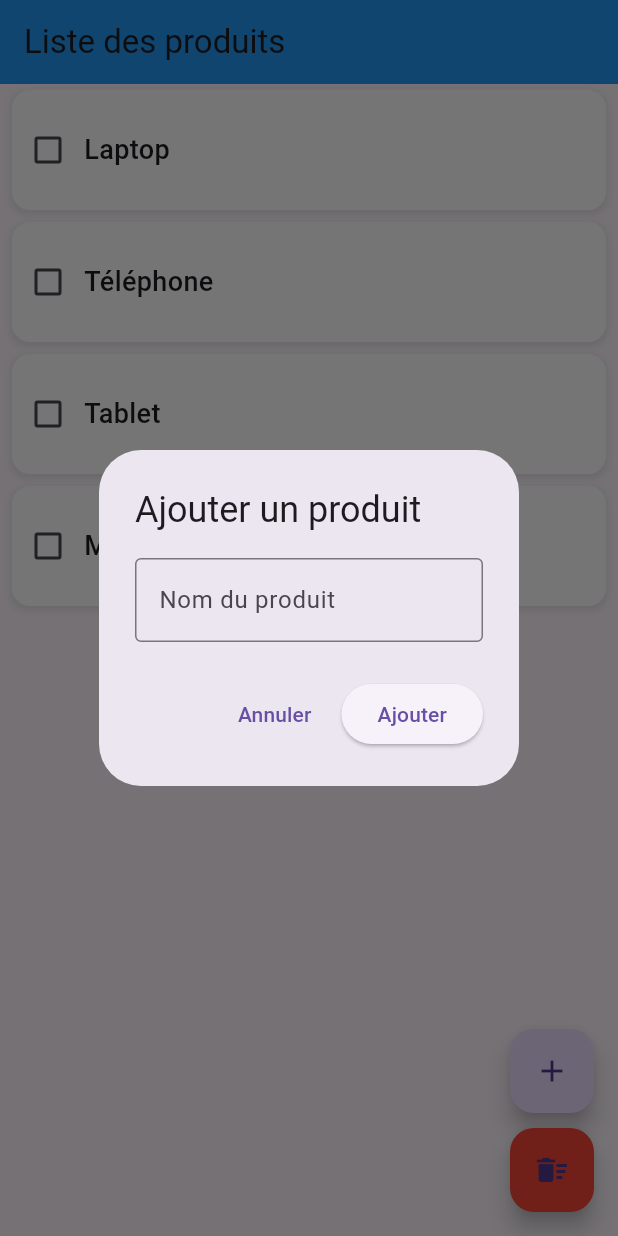
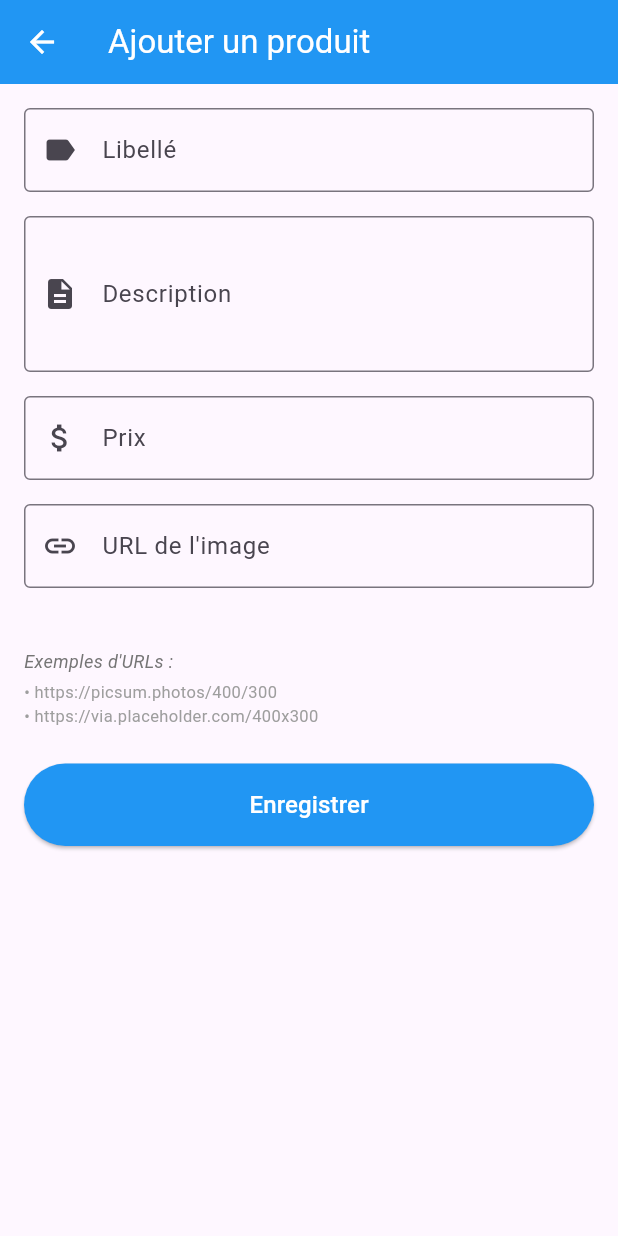
Before and after one commit to Ayoubbouhdary/produitsapp, a Flutter app: the screen it shows after launch, after a tap on the "add" icon, on a phone screen of 412 x 824 dp. Run offline on Flutter 3.47's test engine with Material 3 defaults, Android fonts, the phone set to English and light mode, and no system bars; drawn by our look-alikes of flutter_slidable.

Commit message:
Atelier 2: Ajout classe Produit, formulaire complet, images et détails

```diff
--- /dev/null
+++ b/lib/add_produit_form.dart
@@ -0,0 +1,215 @@
+import 'package:flutter/material.dart';
+import 'model/produit.dart';
+
+class AddProduitForm extends StatefulWidget {
+  final Function(Produit) onSave;
+
+  const AddProduitForm({super.key, required this.onSave});
+
+  @override
+  State<AddProduitForm> createState() => _AddProduitFormState();
+}
+
+class _AddProduitFormState extends State<AddProduitForm> {
+  final _formKey = GlobalKey<FormState>();
+  final Produit _produit = Produit.empty();
+  final TextEditingController _imageUrlController = TextEditingController();
+
+  void _saveProduit() {
+    if (_formKey.currentState!.validate()) {
+      _formKey.currentState!.save();
+      _produit.photo = _imageUrlController.text;
+      widget.onSave(_produit);
+      Navigator.of(context).pop();
+    }
+  }
+
+  @override
+  Widget build(BuildContext context) {
+    return Scaffold(
+      appBar: AppBar(
+        title: const Text(
+          'Ajouter un produit',
+          style: TextStyle(color: Colors.white),
+        ),
+        backgroundColor: Colors.blue,
+        iconTheme: const IconThemeData(color: Colors.white),
+      ),
+      body: Padding(
+        padding: const EdgeInsets.all(16.0),
+        child: Form(
+          key: _formKey,
+          child: ListView(
+            children: [
+              // Champ Libellé
+              TextFormField(
+                decoration: const InputDecoration(
+                  labelText: 'Libellé',
+                  border: OutlineInputBorder(),
+                  prefixIcon: Icon(Icons.label),
+                ),
+                validator: (value) {
+                  if (value == null || value.isEmpty) {
+                    return 'Veuillez entrer un libellé';
+                  }
+                  return null;
+                },
+                onSaved: (value) {
+                  _produit.libelle = value!;
+                },
+              ),
+              const SizedBox(height: 16),
+
+              // Champ Description
+              TextFormField(
+                decoration: const InputDecoration(
+                  labelText: 'Description',
+                  border: OutlineInputBorder(),
+                  prefixIcon: Icon(Icons.description),
+                ),
+                maxLines: 3,
+                validator: (value) {
+                  if (value == null || value.isEmpty) {
+                    return 'Veuillez entrer une description';
+                  }
+                  return null;
+                },
+                onSaved: (value) {
+                  _produit.description = value!;
+                },
+              ),
+              const SizedBox(height: 16),
+
+              // Champ Prix
+              TextFormField(
+                decoration: const InputDecoration(
+                  labelText: 'Prix',
+                  border: OutlineInputBorder(),
+                  prefixIcon: Icon(Icons.attach_money),
+                  suffixText: 'DH',
+                ),
+                keyboardType: TextInputType.number,
+                validator: (value) {
+                  if (value == null || value.isEmpty) {
+                    return 'Veuillez entrer un prix';
+                  }
+                  if (double.tryParse(value) == null) {
+                    return 'Veuillez entrer un nombre valide';
+                  }
+                  return null;
+                },
+                onSaved: (value) {
+                  _produit.prix = double.parse(value!);
+                },
+              ),
+              const SizedBox(height: 16),
+
+              // URL de l'image
+              TextFormField(
+                controller: _imageUrlController,
+                decoration: const InputDecoration(
+                  labelText: 'URL de l\'image',
+                  border: OutlineInputBorder(),
+                  prefixIcon: Icon(Icons.link),
+                  hintText: 'https://exemple.com/image.jpg',
+                ),
+                validator: (value) {
+                  if (value == null || value.isEmpty) {
+                    return 'Veuillez entrer une URL d\'image';
+                  }
+                  return null;
+                },
+                onChanged: (value) {
+                  setState(() {}); // Refresh pour l'aperçu
+                },
+              ),
+              const SizedBox(height: 16),
+
+              // Aperçu de l'image
+              if (_imageUrlController.text.isNotEmpty)
+                Container(
+                  height: 200,
+                  decoration: BoxDecoration(
+                    border: Border.all(color: Colors.grey),
+                    borderRadius: BorderRadius.circular(8),
+                  ),
+                  child: ClipRRect(
+                    borderRadius: BorderRadius.circular(8),
+                    child: Image.network(
+                      _imageUrlController.text,
+                      fit: BoxFit.cover,
+                      errorBuilder: (context, error, stackTrace) {
+                        return Center(
+                          child: Column(
+                            mainAxisAlignment: MainAxisAlignment.center,
+                            children: [
+                              Icon(
+                                Icons.broken_image,
+                                size: 50,
+                                color: Colors.grey[400],
+                              ),
+                              const SizedBox(height: 8),
+                              Text(
+                                'URL invalide',
+                                style: TextStyle(color: Colors.grey[600]),
+                              ),
+                            ],
+                          ),
+                        );
+                      },
+                      loadingBuilder: (context, child, loadingProgress) {
+                        if (loadingProgress == null) return child;
+                        return const Center(
+                          child: CircularProgressIndicator(),
+                        );
+                      },
+                    ),
+                  ),
+                ),
+              const SizedBox(height: 24),
+
+              // Exemples d'URLs
+              Text(
+                'Exemples d\'URLs :',
+                style: TextStyle(
+                  fontSize: 12,
+                  color: Colors.grey[600],
+                  fontStyle: FontStyle.italic,
+                ),
+              ),
+              const SizedBox(height: 4),
+              Text(
+                '• https://picsum.photos/400/300\n'
+                '• https://via.placeholder.com/400x300',
+                style: TextStyle(
+                  fontSize: 11,
+                  color: Colors.grey[500],
+                ),
+              ),
+              const SizedBox(height: 24),
+
+              // Bouton Enregistrer
+              ElevatedButton(
+                onPressed: _saveProduit,
+                style: ElevatedButton.styleFrom(
+                  padding: const EdgeInsets.symmetric(vertical: 16),
+                  backgroundColor: Colors.blue,
+                ),
+                child: const Text(
+                  'Enregistrer',
+                  style: TextStyle(fontSize: 16, color: Colors.white),
+                ),
+              ),
+            ],
+          ),
+        ),
+      ),
+    );
+  }
+
+  @override
+  void dispose() {
+    _imageUrlController.dispose();
+    super.dispose();
+  }
+}
--- /dev/null
+++ b/lib/model/produit.dart
@@ -0,0 +1,20 @@
+class Produit {
+  String libelle;
+  String description;
+  double prix;
+  String photo;
+
+  Produit({
+    required this.libelle,
+    required this.description,
+    required this.prix,
+    required this.photo,
+  });
+
+  // Constructeur vide
+  Produit.empty()
+      : libelle = '',
+        description = '',
+        prix = 0.0,
+        photo = '';
+}
--- a/lib/produits_list.dart
+++ b/lib/produits_list.dart
@@ -1,6 +1,8 @@
 import 'package:flutter/material.dart';
 import 'produit_box.dart';
-import 'add_produit.dart';
+import 'add_produit_form.dart';
+import 'produit_details.dart';
+import 'model/produit.dart';
 
 class ProduitsList extends StatefulWidget {
   const ProduitsList({super.key});
@@ -10,9 +12,8 @@ class ProduitsList extends StatefulWidget {
 }
 
 class _ProduitsListState extends State<ProduitsList> {
-  List<String> produits = ["Laptop", "Téléphone", "Tablet", "Montre"];
-  List<bool> selected = [false, false, false, false];
-  final TextEditingController _controller = TextEditingController();
+  List<Produit> produits = [];
+  List<bool> selected = [];
 
   void changeSelection(bool? value, int index) {
     setState(() {
@@ -20,21 +21,20 @@ class _ProduitsListState extends State<ProduitsList> {
     });
   }
 
-  void addProduit() {
-    showDialog(
-      context: context,
-      builder: (BuildContext context) {
-        return AddProduit(controller: _controller);
-      },
-    ).then((_) {
-      if (_controller.text.isNotEmpty) {
+  void saveProduit(Produit produit) {
     setState(() {
-          produits.add(_controller.text);
+      produits.add(produit);
       selected.add(false);
-          _controller.clear();
     });
   }
-    });
+
+  void addProduit() {
+    Navigator.push(
+      context,
+      MaterialPageRoute(
+        builder: (context) => AddProduitForm(onSave: saveProduit),
+      ),
+    );
   }
 
   void delProduit(int index) {
@@ -55,38 +55,83 @@ class _ProduitsListState extends State<ProduitsList> {
     });
   }
 
+  void showProduitDetails(Produit produit) {
+    Navigator.push(
+      context,
+      MaterialPageRoute(
+        builder: (context) => ProduitDetails(produit: produit),
+      ),
+    );
+  }
+
   @override
   Widget build(BuildContext context) {
     return Scaffold(
       appBar: AppBar(
-        title: Text("Liste des produits"),
+        title: const Text(
+          'Liste des produits',
+          style: TextStyle(color: Colors.white),
+        ),
         backgroundColor: Colors.blue,
+        elevation: 0,
       ),
       floatingActionButton: Column(
         mainAxisAlignment: MainAxisAlignment.end,
         children: [
           FloatingActionButton(
             onPressed: addProduit,
-            child: Icon(Icons.add),
             heroTag: "add",
+            backgroundColor: Colors.blue,
+            child: const Icon(Icons.add, color: Colors.white),
           ),
-          SizedBox(height: 10),
+          const SizedBox(height: 10),
+          if (produits.isNotEmpty)
             FloatingActionButton(
               onPressed: deleteSelected,
-            child: Icon(Icons.delete_sweep),
+              heroTag: "delete",
               backgroundColor: Colors.red,
-            heroTag: "delete",
+              child: const Icon(Icons.delete_sweep, color: Colors.white),
             ),
         ],
       ),
-      body: ListView.builder(
+      body: produits.isEmpty
+          ? Center(
+              child: Column(
+                mainAxisAlignment: MainAxisAlignment.center,
+                children: [
+                  Icon(
+                    Icons.shopping_bag_outlined,
+                    size: 100,
+                    color: Colors.grey[300],
+                  ),
+                  const SizedBox(height: 16),
+                  Text(
+                    'Aucun produit',
+                    style: TextStyle(
+                      fontSize: 20,
+                      color: Colors.grey[600],
+                    ),
+                  ),
+                  const SizedBox(height: 8),
+                  Text(
+                    'Appuyez sur + pour ajouter un produit',
+                    style: TextStyle(
+                      fontSize: 14,
+                      color: Colors.grey[500],
+                    ),
+                  ),
+                ],
+              ),
+            )
+          : ListView.builder(
               itemCount: produits.length,
               itemBuilder: (context, index) {
                 return ProduitBox(
-            nomProduit: produits[index],
+                  produit: produits[index],
                   selProduit: selected[index],
                   onChanged: (value) => changeSelection(value, index),
                   delProduit: () => delProduit(index),
+                  onTap: () => showProduitDetails(produits[index]),
                 );
               },
             ),
```
Also changed, not shown: lib/produit_box.dart (+74 -7 lines), lib/produit_details.dart (added, +127 -0 lines). Lines whose indentation alone changed are shown as unchanged.
